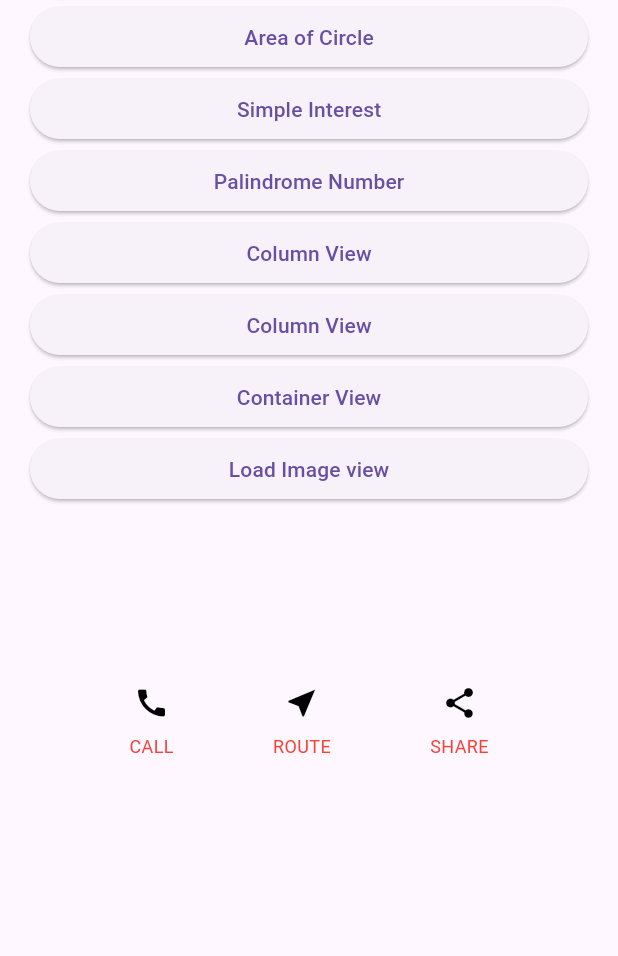
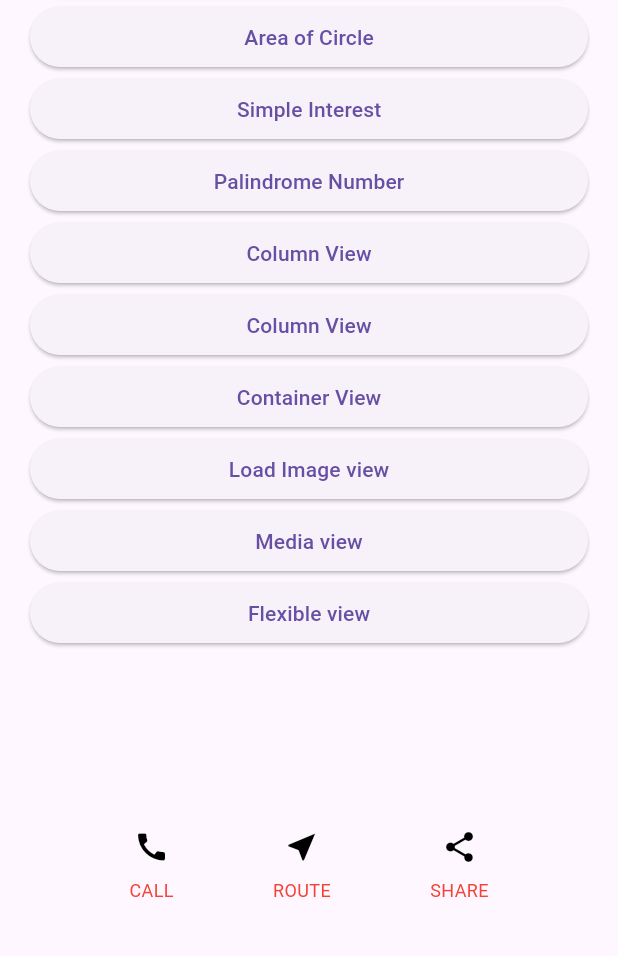
Before and after one commit to Shinigami1593/Flutter_sem_5_classes, a Flutter app: the screen it shows after launch, on a phone screen of 412 x 824 dp, the part 185-1141 px from its top. Run offline on Flutter 3.47's test engine with Material 3 defaults, Android fonts, the light colour scheme and no system bars; our stand-ins replace dartz.

Commit message:
media view

```diff
--- a/Flutter/flutter_project_class/lib/app.dart
+++ b/Flutter/flutter_project_class/lib/app.dart
@@ -5,8 +5,10 @@ import 'package:flutter_project_class/view/column_view.dart';
 import 'package:flutter_project_class/view/column_view_2.dart';
 import 'package:flutter_project_class/view/container_view.dart';
 import 'package:flutter_project_class/view/first_view.dart';
+import 'package:flutter_project_class/view/flexible_expanded_view.dart';
 import 'package:flutter_project_class/view/interest.dart';
 import 'package:flutter_project_class/view/load_image_view.dart';
+import 'package:flutter_project_class/view/media_query_view.dart';
 import 'package:flutter_project_class/view/palindrome.dart';
 
 class App extends StatelessWidget {
@@ -26,6 +28,8 @@ class App extends StatelessWidget {
         '/columntwo' : (context) => ColumnViewTwo(),
         '/container' : (context) => ContainerView(),
         '/loadimage' : (context) => LoadImageView(),
+        '/media' : (context) => MediaQueryView(),
+        '/flexible' : (context) => FlexibleExpandedView(),
       },
     );
   }
--- a/Flutter/flutter_project_class/lib/view/first_view.dart
+++ b/Flutter/flutter_project_class/lib/view/first_view.dart
@@ -46,6 +46,14 @@ class _FirstViewState extends State<FirstView> {
           ElevatedButton(
             onPressed: () => Navigator.pushNamed(context, '/loadimage'),
             child: const Text("Load Image view"),
+          ),
+          ElevatedButton(
+            onPressed: () => Navigator.pushNamed(context, '/media'),
+            child: const Text("Media view"),
+          ),
+          ElevatedButton(
+            onPressed: () => Navigator.pushNamed(context, '/flexible'),
+            child: const Text("Flexible view"),
           ),
           const SizedBox(height: 100),
 
```
Also changed, not shown: Flutter/flutter_project_class/lib/view/flexible_expanded_view.dart (added, +25 -0 lines), Flutter/flutter_project_class/lib/view/media_query_view.dart (added, +17 -0 lines).
